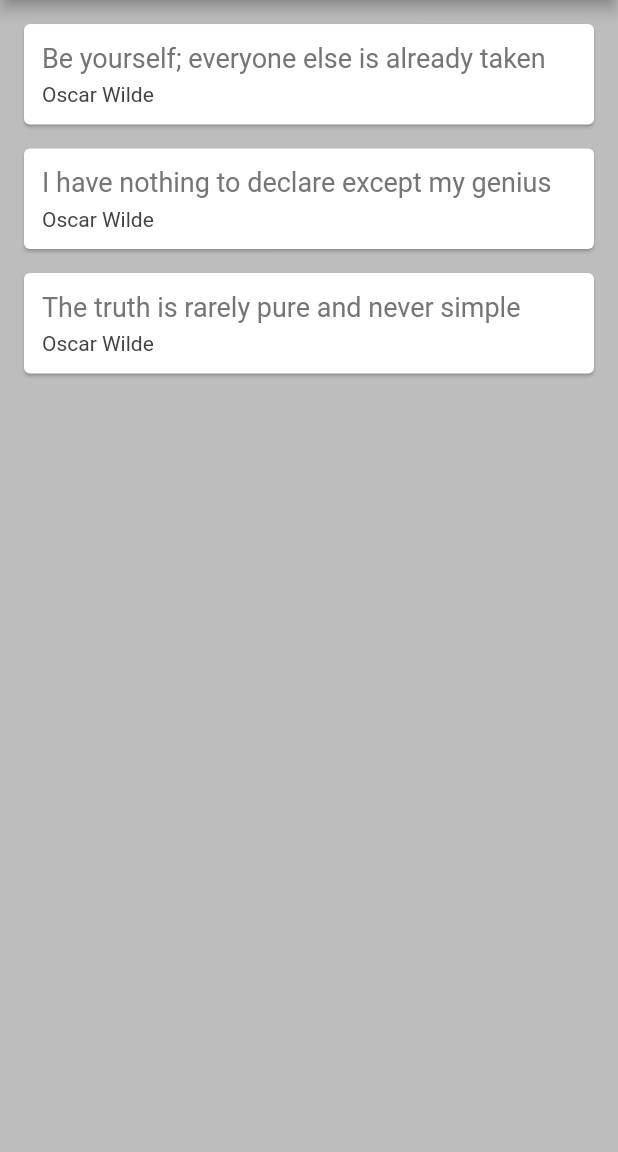
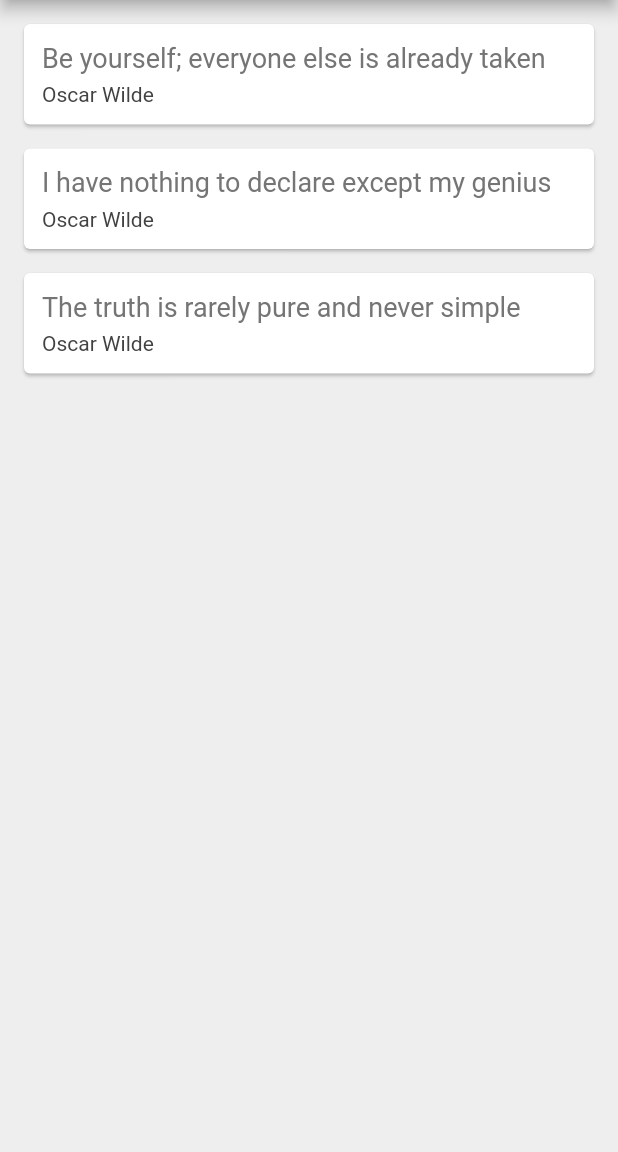
Before and after one commit to LaithAlwani/flutter-course, a Flutter app: the screen it shows after launch, on a phone screen of 412 x 824 dp, the part 84-1236 px from its top. Run offline on Flutter 3.47's test engine with Material 2 defaults, Android fonts, the phone set to English and light mode, and no system bars.

Commit message:
original code

```diff
--- a/lib/main.dart
+++ b/lib/main.dart
@@ -22,7 +22,7 @@ class _QuoteListState extends State<QuoteList> {
   @override
   Widget build(BuildContext context) {
     return Scaffold(
-      backgroundColor: Colors.grey[400],
+      backgroundColor: Colors.grey[200],
       appBar: AppBar(
         title: Text('Awesome Quotes'),
         centerTitle: true,
```
